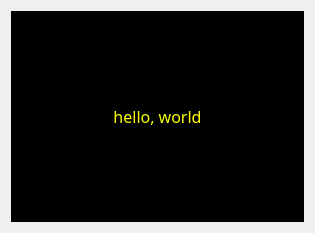
First picture: the form in src/devicesyncview_base.ui, repository drf/devicesync, before the edit.
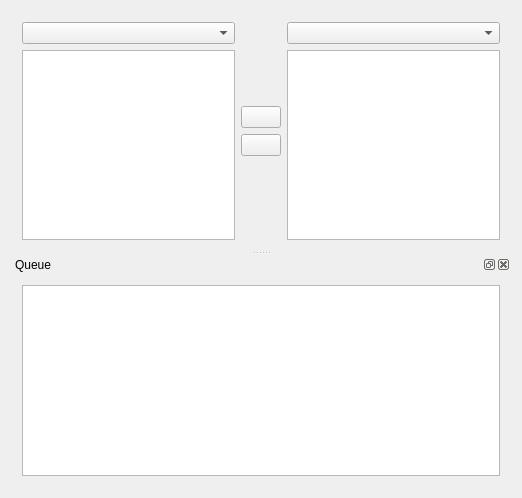
Second picture: the form after the edit. Custom widgets are drawn as their Qt base class.

Commit message: First mockup of the interface

What changed in the file:
```diff
--- a/src/devicesyncview_base.ui
+++ b/src/devicesyncview_base.ui
@@ -5,8 +5,8 @@
    <rect>
     <x>0</x>
     <y>0</y>
-    <width>315</width>
-    <height>233</height>
+    <width>522</width>
+    <height>498</height>
    </rect>
   </property>
   <property name="windowTitle" >
@@ -15,199 +15,108 @@
   <property name="autoFillBackground" >
    <bool>true</bool>
   </property>
-  <layout class="QGridLayout" >
-   <property name="leftMargin" >
-    <number>11</number>
-   </property>
-   <property name="topMargin" >
-    <number>11</number>
-   </property>
-   <property name="rightMargin" >
-    <number>11</number>
-   </property>
-   <property name="bottomMargin" >
-    <number>11</number>
-   </property>
-   <property name="horizontalSpacing" >
-    <number>6</number>
-   </property>
-   <property name="verticalSpacing" >
-    <number>6</number>
-   </property>
-   <item row="0" column="0" >
-    <widget class="QLabel" name="kcfg_sillyLabel" >
-     <property name="palette" >
-      <palette>
-       <active>
-        <colorrole role="WindowText" >
-         <brush brushstyle="SolidPattern" >
-          <color alpha="255" >
-           <red>255</red>
-           <green>255</green>
-           <blue>0</blue>
-          </color>
-         </brush>
-        </colorrole>
-        <colorrole role="Button" >
-         <brush brushstyle="SolidPattern" >
-          <color alpha="255" >
-           <red>0</red>
-           <green>0</green>
-           <blue>0</blue>
-          </color>
-         </brush>
-        </colorrole>
-        <colorrole role="Base" >
-         <brush brushstyle="SolidPattern" >
-          <color alpha="255" >
-           <red>0</red>
-           <green>0</green>
-           <blue>0</blue>
-          </color>
-         </brush>
-        </colorrole>
-        <colorrole role="Window" >
-         <brush brushstyle="SolidPattern" >
-          <color alpha="255" >
-           <red>0</red>
-           <green>0</green>
-           <blue>0</blue>
-          </color>
-         </brush>
-        </colorrole>
-        <colorrole role="AlternateBase" >
-         <brush brushstyle="SolidPattern" >
-          <color alpha="255" >
-           <red>0</red>
-           <green>0</green>
-           <blue>0</blue>
-          </color>
-         </brush>
-        </colorrole>
-       </active>
-       <inactive>
-        <colorrole role="WindowText" >
-         <brush brushstyle="SolidPattern" >
-          <color alpha="255" >
-           <red>255</red>
-           <green>255</green>
-           <blue>0</blue>
-          </color>
-         </brush>
-        </colorrole>
-        <colorrole role="Button" >
-         <brush brushstyle="SolidPattern" >
-          <color alpha="255" >
-           <red>0</red>
-           <green>0</green>
-           <blue>0</blue>
-          </color>
-         </brush>
-        </colorrole>
-        <colorrole role="Base" >
-         <brush brushstyle="SolidPattern" >
-          <color alpha="255" >
-           <red>0</red>
-           <green>0</green>
-           <blue>0</blue>
-          </color>
-         </brush>
-        </colorrole>
-        <colorrole role="Window" >
-         <brush brushstyle="SolidPattern" >
-          <color alpha="255" >
-           <red>0</red>
-           <green>0</green>
-           <blue>0</blue>
-          </color>
-         </brush>
-        </colorrole>
-        <colorrole role="AlternateBase" >
-         <brush brushstyle="SolidPattern" >
-          <color alpha="255" >
-           <red>0</red>
-           <green>0</green>
-           <blue>0</blue>
-          </color>
-         </brush>
-        </colorrole>
-       </inactive>
-       <disabled>
-        <colorrole role="WindowText" >
-         <brush brushstyle="SolidPattern" >
-          <color alpha="255" >
-           <red>119</red>
-           <green>119</green>
-           <blue>119</blue>
-          </color>
-         </brush>
-        </colorrole>
-        <colorrole role="Button" >
-         <brush brushstyle="SolidPattern" >
-          <color alpha="255" >
-           <red>0</red>
-           <green>0</green>
-           <blue>0</blue>
-          </color>
-         </brush>
-        </colorrole>
-        <colorrole role="Base" >
-         <brush brushstyle="SolidPattern" >
-          <color alpha="255" >
-           <red>0</red>
-           <green>0</green>
-           <blue>0</blue>
-          </color>
-         </brush>
-        </colorrole>
-        <colorrole role="Window" >
-         <brush brushstyle="SolidPattern" >
-          <color alpha="255" >
-           <red>0</red>
-           <green>0</green>
-           <blue>0</blue>
-          </color>
-         </brush>
-        </colorrole>
-        <colorrole role="AlternateBase" >
-         <brush brushstyle="SolidPattern" >
-          <color alpha="255" >
-           <red>0</red>
-           <green>0</green>
-           <blue>0</blue>
-          </color>
-         </brush>
-        </colorrole>
-       </disabled>
-      </palette>
+  <layout class="QVBoxLayout" name="verticalLayout_5" >
+   <item>
+    <widget class="QSplitter" name="splitter" >
+     <property name="orientation" >
+      <enum>Qt::Vertical</enum>
      </property>
-     <property name="font" >
-      <font>
-       <family>Sans Serif</family>
-       <pointsize>12</pointsize>
-      </font>
-     </property>
-     <property name="autoFillBackground" >
-      <bool>true</bool>
-     </property>
-     <property name="text" >
-      <string>hello, world</string>
-     </property>
-     <property name="scaledContents" >
-      <bool>true</bool>
-     </property>
-     <property name="alignment" >
-      <set>Qt::AlignCenter</set>
-     </property>
-     <property name="wordWrap" >
-      <bool>false</bool>
-     </property>
+     <widget class="QWidget" name="" >
+      <layout class="QHBoxLayout" name="horizontalLayout" >
+       <item>
+        <layout class="QVBoxLayout" name="verticalLayout_2" >
+         <item>
+          <widget class="KComboBox" name="kcombobox" />
+         </item>
+         <item>
+          <widget class="QTreeView" name="treeView" />
+         </item>
+        </layout>
+       </item>
+       <item>
+        <layout class="QVBoxLayout" name="verticalLayout_3" >
+         <item>
+          <spacer name="verticalSpacer" >
+           <property name="orientation" >
+            <enum>Qt::Vertical</enum>
+           </property>
+           <property name="sizeHint" stdset="0" >
+            <size>
+             <width>20</width>
+             <height>40</height>
+            </size>
+           </property>
+          </spacer>
+         </item>
+         <item>
+          <widget class="KPushButton" name="kpushbutton" />
+         </item>
+         <item>
+          <widget class="KPushButton" name="kpushbutton_2" />
+         </item>
+         <item>
+          <spacer name="verticalSpacer_2" >
+           <property name="orientation" >
+            <enum>Qt::Vertical</enum>
+           </property>
+           <property name="sizeHint" stdset="0" >
+            <size>
+             <width>20</width>
+             <height>40</height>
+            </size>
+           </property>
+          </spacer>
+         </item>
+        </layout>
+       </item>
+       <item>
+        <layout class="QVBoxLayout" name="verticalLayout_4" >
+         <item>
+          <widget class="KComboBox" name="kcombobox_2" />
+         </item>
+         <item>
+          <widget class="QTreeView" name="treeView_2" />
+         </item>
+        </layout>
+       </item>
+      </layout>
+     </widget>
+     <widget class="QDockWidget" name="queueWidget" >
+      <property name="sizePolicy" >
+       <sizepolicy vsizetype="MinimumExpanding" hsizetype="Preferred" >
+        <horstretch>0</horstretch>
+        <verstretch>0</verstretch>
+       </sizepolicy>
+      </property>
+      <property name="windowTitle" >
+       <string>Queue</string>
+      </property>
+      <widget class="QWidget" name="dockWidgetContents" >
+       <layout class="QVBoxLayout" name="verticalLayout" >
+        <item>
+         <widget class="QListWidget" name="listWidget" />
+        </item>
+       </layout>
+      </widget>
+     </widget>
     </widget>
    </item>
   </layout>
  </widget>
  <layoutdefault spacing="6" margin="11" />
  <pixmapfunction>qPixmapFromMimeSource</pixmapfunction>
+ <customwidgets>
+  <customwidget>
+   <class>KComboBox</class>
+   <extends>QComboBox</extends>
+   <header>kcombobox.h</header>
+  </customwidget>
+  <customwidget>
+   <class>KPushButton</class>
+   <extends>QPushButton</extends>
+   <header>kpushbutton.h</header>
+  </customwidget>
+ </customwidgets>
  <resources/>
  <connections/>
 </ui>
```
Left out of the diff: 4 changed lines with no effect on the pictures.
